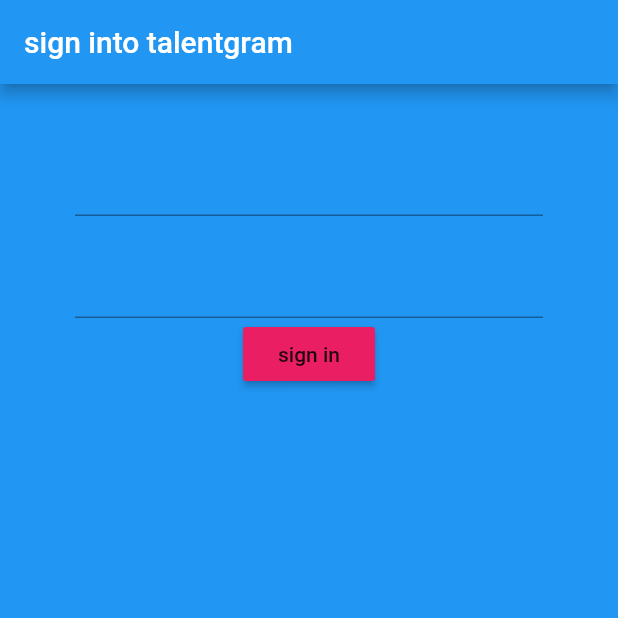
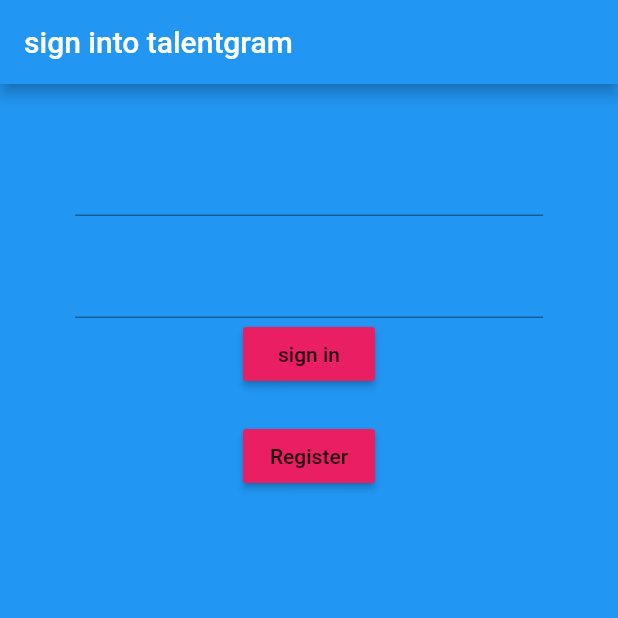
Before and after one commit to Season-of-Code-2022-MDG-Space/talento, a Flutter app: the screen it shows after launch, on a phone screen of 412 x 824 dp, the top half of it. Run offline on Flutter 3.47's test engine with Material 2 defaults, Android fonts, the phone set to English and light mode, and no system bars; our stand-ins replace firebase_auth, firebase_core; accounts and stored records are empty.

Commit message:
uer can toggle between reg and sign-in page

```diff
--- a/lib/screens/authentication/authenticate.dart
+++ b/lib/screens/authentication/authenticate.dart
@@ -1,6 +1,7 @@
 // ignore_for_file: prefer_const_constructors
 
 import 'package:flutter/material.dart';
+import 'package:test_app_project/screens/authentication/register.dart';
 import 'package:test_app_project/screens/authentication/sign_in.dart';
 
 class Authenticate extends StatefulWidget {
@@ -11,10 +12,23 @@ class Authenticate extends StatefulWidget {
 }
 
 class _AuthenticateState extends State<Authenticate> {
+  bool showSignIn = true;
+  void toggleView() {
+    setState(() {
+      showSignIn = !showSignIn;
+    });
+  }
+
   @override
   Widget build(BuildContext context) {
-    return Container(
-      child: SignIn(),
-    );
+    if (showSignIn == true) {
+      return SignIn(
+        toggleView: toggleView,
+      );
+    } else {
+      return Register(
+        toggleView: toggleView,
+      );
+    }
   }
 }
--- a/lib/screens/authentication/sign_in.dart
+++ b/lib/screens/authentication/sign_in.dart
@@ -1,8 +1,10 @@
 import 'package:flutter/material.dart';
+import 'package:test_app_project/screens/authentication/register.dart';
 import 'package:test_app_project/services/auth.dart';
 
 class SignIn extends StatefulWidget {
-  const SignIn({Key? key}) : super(key: key);
+  final Function? toggleView;
+  SignIn({this.toggleView});
 
   @override
   _SignInState createState() => _SignInState();
@@ -49,6 +51,15 @@ class _SignInState extends State<SignIn> {
                     onPressed: () async {
                       print(email);
                       print(password);
+                    }),
+                SizedBox(
+                  height: 20.0,
+                ),
+                RaisedButton(
+                    color: Colors.pink,
+                    child: Text("Register"),
+                    onPressed: () {
+                      widget.toggleView!();
                     })
               ],
             ),
```
Also changed, not shown: lib/screens/authentication/register.dart (+12 -2 lines).
